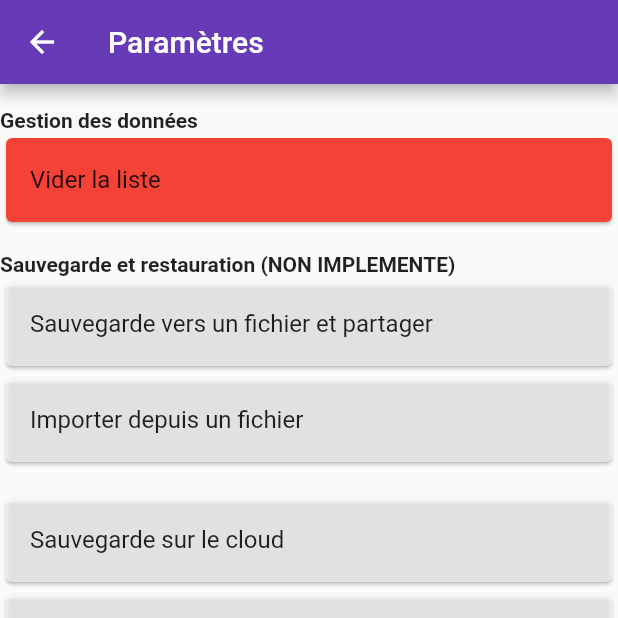
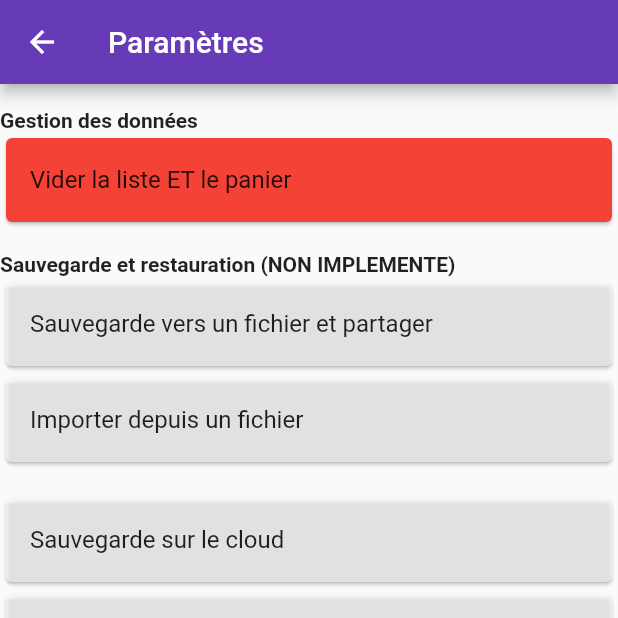
Before and after one commit to ruets/ShoppingList, a Flutter app: the Settings screen opened directly, on a phone screen of 412 x 824 dp, the top half of it. Run offline on Flutter 3.47's test engine with Material 2 defaults, Android fonts, the phone set to English and light mode, and no system bars; our stand-ins replace custom_radio_grouped_button, file_picker, numberpicker, share, sqflite; accounts and stored records are empty.

Commit message:
change "Vider la liste" to "Vider la liste ET le panier"

```diff
--- a/lib/src/pages/Settings.dart
+++ b/lib/src/pages/Settings.dart
@@ -21,7 +21,7 @@ class Settings extends StatelessWidget {
           Card(
             color: Colors.red,
             child: ListTile(
-              title: const Text('Vider la liste'),
+              title: const Text('Vider la liste ET le panier'),
               onTap: () {
                 showConfirmationDialog(context, 'Confirmation', 'Voulez-vous vraiment supprimer tous les éléments de la liste ET du panier ?', 'Annuler', 'Supprimer').then((value) async {
                   if (value != null && value) {
```
